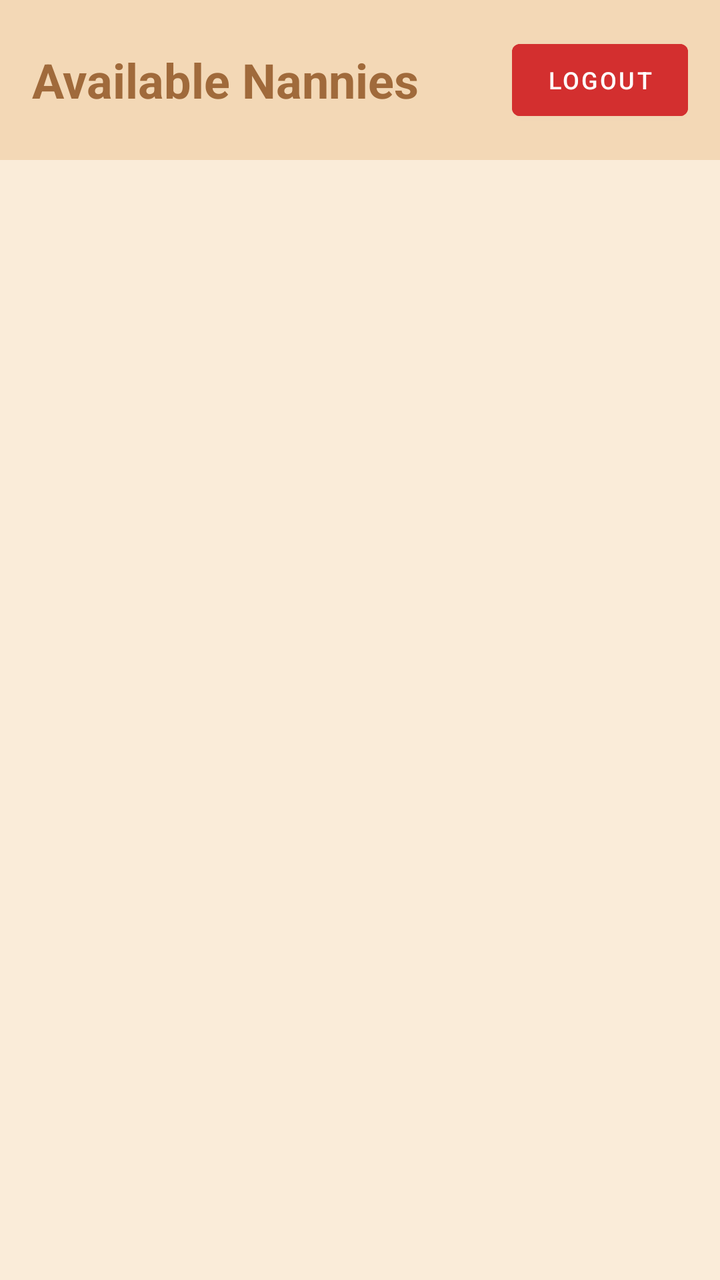
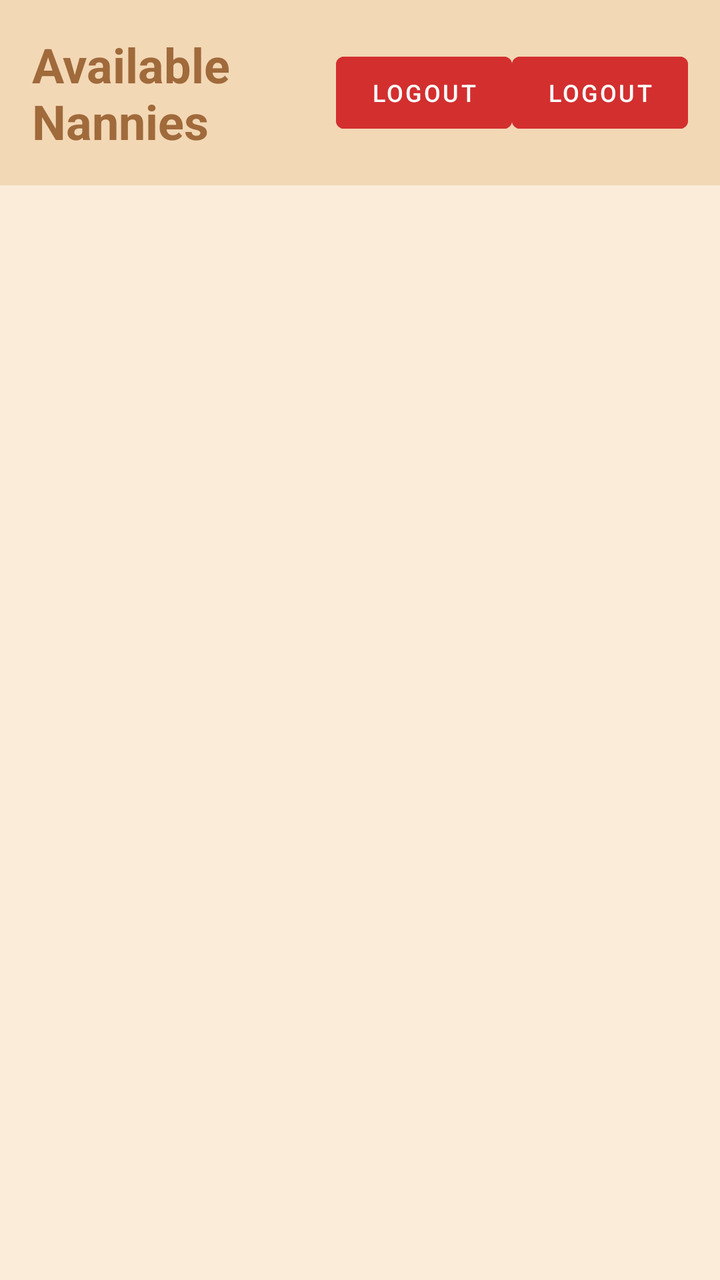

Before-and-after screenshots of an Android layout around one commit, followed by the original layout XML and the change that was made.
<!-- AndroidManifest.xml: application theme Theme.NannySystem -->
<!-- res/layout/activity_home_dashboard.xml -->
<?xml version="1.0" encoding="utf-8"?>
<LinearLayout xmlns:android="http://schemas.android.com/apk/res/android"
    android:layout_width="match_parent"
    android:layout_height="match_parent"
    android:background="#FAECD9"
    android:orientation="vertical">

    
    <LinearLayout
        android:layout_width="match_parent"
        android:layout_height="wrap_content"
        android:background="#F3D8B6"
        android:gravity="center_vertical"
        android:orientation="horizontal"
        android:padding="16dp">

        <TextView
            android:layout_width="0dp"
            android:layout_height="wrap_content"
            android:layout_weight="1"
            android:text="Available Nannies"
            android:textColor="#A06A3B"
            android:textSize="24sp"
            android:textStyle="bold" />

        <Button
            android:id="@+id/btnLogout"
            android:layout_width="wrap_content"
            android:layout_height="wrap_content"
            android:backgroundTint="#D32F2F"
            android:text="Logout"
            android:textColor="#FFFFFF"
            android:textSize="12sp" />
    </LinearLayout>

    
    <androidx.recyclerview.widget.RecyclerView
        android:id="@+id/rvNannies"
        android:layout_width="match_parent"
        android:layout_height="match_parent"
        android:padding="8dp"
        android:clipToPadding="false" />

</LinearLayout>
<!-- resources referenced by this layout -->
<resources>
  <style name="Theme.NannySystem" parent="Theme.MaterialComponents.DayNight.DarkActionBar">
          
          <item name="colorPrimary">@color/purple_500</item>
          <item name="colorPrimaryVariant">@color/purple_700</item>
          <item name="colorOnPrimary">@color/white</item>
          
          <item name="colorSecondary">@color/teal_200</item>
          <item name="colorSecondaryVariant">@color/teal_700</item>
          <item name="colorOnSecondary">@color/black</item>
          
          <item name="android:statusBarColor">?attr/colorPrimaryVariant</item>
          
      </style>
  <color name="purple_500">#FF6200EE</color>
  <color name="purple_700">#FF3700B3</color>
  <color name="white">#FFFFFFFF</color>
  <color name="teal_200">#FF03DAC5</color>
  <color name="teal_700">#FF018786</color>
  <color name="black">#FF000000</color>
</resources>

<!-- the commit's change to res/layout/activity_home_dashboard.xml (unified diff, before → after) -->
@@ -31,6 +31,15 @@
             android:text="Logout"
             android:textColor="#FFFFFF"
             android:textSize="12sp" />
+
+        <Button
+            android:id="@+id/btnHelp"
+            android:layout_width="wrap_content"
+            android:layout_height="wrap_content"
+            android:backgroundTint="#D32F2F"
+            android:text="Logout"
+            android:textColor="#FFFFFF"
+            android:textSize="12sp"/>
     </LinearLayout>
 
     
